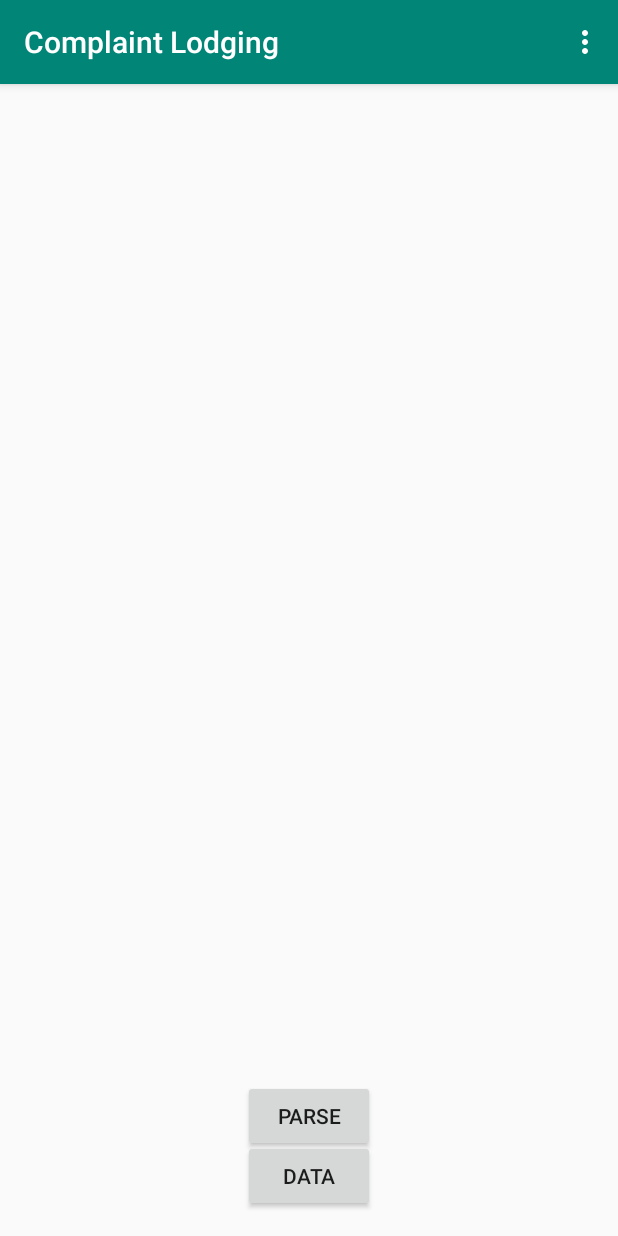
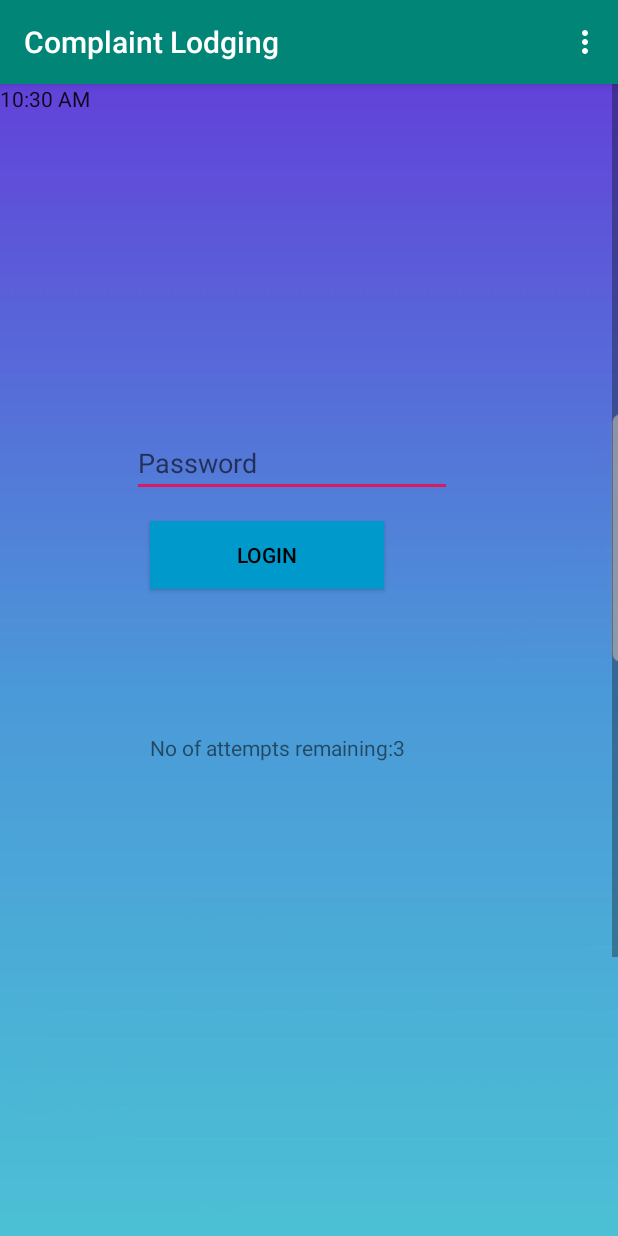
Before and after one commit to rahulnarang4u/IOCL, an Android app: the MainActivity2 screen opened directly, with no data from a screen before it, after a tap on "PARSE", on a phone screen of 412 x 824 dp. Run offline under Robolectric (Android 15) with nearby library versions, the phone set to English and light mode, and no system bars; 1 statement that could not run was skipped.

Commit message:
Complaint Lodging app made on Android Studio using java and other technologies like python flask for rest api creation and for database support sql alchemy

```diff
--- a/app/src/main/AndroidManifest.xml
+++ b/app/src/main/AndroidManifest.xml
@@ -25,6 +25,8 @@
                 <category android:name="android.intent.category.LAUNCHER" />
             </intent-filter>
         </activity>
+        <activity android:name=".admin"/>
+        <activity android:name=".parse"/>
     </application>
 
 </manifest>
--- a/app/src/main/java/com/shashank/upso_iocl/MainActivity2.java
+++ b/app/src/main/java/com/shashank/upso_iocl/MainActivity2.java
@@ -26,14 +26,20 @@ public class MainActivity2 extends AppCompatActivity {
         click = findViewById(R.id.button_parse);
         data = findViewById(R.id.text_view_result);
 
-        click.setOnClickListener(new View.OnClickListener() {
+       /* click.setOnClickListener(new View.OnClickListener() {
             @Override
             public void onClick(View view) {
                 com.shashank.upso_iocl.fetchData process = new com.shashank.upso_iocl.fetchData();
                 process.execute();
             }
-        });
+        });*/
 
+    }
+
+    public void mAdmin(View view)
+    {
+        Intent intent = new Intent(MainActivity2.this, admin.class);
+        startActivity(intent);
     }
 
     public void onButtonClick(View v) {
--- a/app/src/main/java/com/shashank/upso_iocl/SecondActivity.java
+++ b/app/src/main/java/com/shashank/upso_iocl/SecondActivity.java
@@ -120,7 +120,7 @@ public class SecondActivity extends AppCompatActivity {
          RequestQueue requestQueue;
 
         final String savedata= data;
-        String URL="http://192.168.1.11:5000/complaint";
+        String URL="http://192.168.43.236:5000/complaint";
 
         requestQueue = Volley.newRequestQueue(getApplicationContext());
         StringRequest stringRequest = new StringRequest(Request.Method.POST, URL, new Response.Listener<String>() {
--- /dev/null
+++ b/app/src/main/java/com/shashank/upso_iocl/admin.java
@@ -0,0 +1,144 @@
+package com.shashank.upso_iocl;
+
+
+import android.content.DialogInterface;
+import android.content.Intent;
+import android.support.v7.app.AlertDialog;
+import android.support.v7.app.AppCompatActivity;
+import android.os.Bundle;
+import android.util.Log;
+import java.util.Timer;
+import java.util.TimerTask;
+
+import android.view.Menu;
+import android.view.MenuInflater;
+import android.view.MenuItem;
+import android.view.View;
+import android.widget.Button;
+import android.widget.EditText;
+import android.widget.TextView;
+
+public class admin extends AppCompatActivity {
+
+    private TextView Info22;
+    private Button Login22;
+    private int counter22=3;
+    private Timer timer22;
+    Button click22;
+
+    @Override
+    protected void onCreate(Bundle savedInstanceState) {
+        super.onCreate(savedInstanceState);
+        setContentView(R.layout.admin);
+        click22 = findViewById(R.id.button22);
+
+        /*click22.setOnClickListener(new View.OnClickListener() {
+            @Override
+            public void onClick(View view) {
+                com.shashank.upso_iocl.fetchData process = new com.shashank.upso_iocl.fetchData();
+                process.execute();
+            }
+        });*/
+
+
+        final EditText Password22=findViewById(R.id.editText22);
+        Info22= findViewById(R.id.textView22);
+        Login22= findViewById(R.id.button22);
+        Info22.setText("No of attempts remaining:"+counter22);
+
+       Login22.setOnClickListener(new View.OnClickListener() {
+            @Override
+            public void onClick(View v) {
+                validate(Password22.getText().toString());
+            }
+
+        });
+    }
+
+    @Override
+    protected void onPause() {
+        super.onPause();
+
+        timer22 = new Timer();
+        Log.i("Main", "Invoking logout timer");
+        LogOutTimerTask logoutTimeTask = new LogOutTimerTask();
+        timer22.schedule(logoutTimeTask, 50); //auto logout in 5o milliseconds
+    }
+
+    @Override
+    protected void onResume() {
+        super.onResume();
+        if (timer22 != null) {
+            timer22.cancel();
+            Log.i("Main", "cancel timer");
+            timer22 = null;
+        }
+    }
+
+    private class LogOutTimerTask extends TimerTask {
+
+        @Override
+        public void run() {
+
+            //redirect user to login screen
+            Intent i = new Intent(admin.this, parse.class);
+            i.addFlags(Intent.FLAG_ACTIVITY_CLEAR_TOP);
+            startActivity(i);
+            finish();
+        }
+    }
+
+    private void validate ( String userPassword){
+        if(userPassword.equals("54321")){
+            Intent intent= new Intent(admin.this, parse.class);
+            startActivity(intent);
+        }else{
+            counter22--;
+
+            Info22.setText("No of attempts remaining: "+counter22);
+            if(counter22==0){
+                Login22.setEnabled(false);
+            }
+        }
+
+    }
+    @Override
+    public void onBackPressed() {
+    }
+
+    @Override
+    public boolean onCreateOptionsMenu(Menu menu) {
+        MenuInflater menuInflater=getMenuInflater();
+        menuInflater.inflate(R.menu.menu,menu);
+
+
+        return super.onCreateOptionsMenu(menu);
+    }
+
+    @Override
+    public boolean onOptionsItemSelected(MenuItem item) {
+        switch (item.getItemId()) {
+            case R.id.Logout:
+                AlertDialog.Builder builder = new AlertDialog.Builder(admin.this);
+
+                builder.setMessage("Are you sure you want to logout");
+                builder.setPositiveButton("Yes", new DialogInterface.OnClickListener() {
+                    @Override
+                    public void onClick(DialogInterface dialog, int which) {
+                        Intent intent = new Intent(admin.this, parse.class);
+                        startActivity(intent);
+                    }
+                });
+                builder.setNegativeButton("No", new DialogInterface.OnClickListener() {
+                    @Override
+                    public void onClick(DialogInterface dialog, int which) {
+
+                    }
+                });
+                builder.show();
+                break;
+        }
+
+        return super.onOptionsItemSelected(item);
+    }
+}
--- a/app/src/main/java/com/shashank/upso_iocl/fetchData.java
+++ b/app/src/main/java/com/shashank/upso_iocl/fetchData.java
@@ -28,7 +28,7 @@ public class fetchData extends AsyncTask<Void,Void,Void> {
 
         try {
 
-            URL url = new URL("http://192.168.1.11:5000/complaint");
+            URL url = new URL("http://192.168.43.236:5000/complaint");
             HttpURLConnection httpURLConnection = (HttpURLConnection) url.openConnection();
             InputStream inputStream = httpURLConnection.getInputStream();
             BufferedReader bufferedReader = new BufferedReader(new InputStreamReader(inputStream));
--- a/app/src/main/res/layout/activity_main2.xml
+++ b/app/src/main/res/layout/activity_main2.xml
@@ -19,6 +19,7 @@
         android:layout_height="wrap_content"
         android:layout_alignParentBottom="true"
         android:layout_centerHorizontal="true"
+        android:onClick="mAdmin"
         android:layout_marginBottom="40dp"
         android:text="@string/parse" />
 
--- /dev/null
+++ b/app/src/main/res/layout/admin.xml
@@ -0,0 +1,72 @@
+<?xml version="1.0" encoding="utf-8"?>
+<ScrollView xmlns:android="http://schemas.android.com/apk/res/android"
+    xmlns:tools="http://schemas.android.com/tools"
+    android:id="@+id/scrollView2"
+    android:layout_width="match_parent"
+    android:layout_height="wrap_content"
+    android:background="@drawable/background"
+    tools:context=".MainActivity">
+
+    <RelativeLayout
+        android:layout_width="match_parent"
+        android:layout_height="wrap_content">
+
+
+        <EditText
+            android:id="@+id/editText22"
+            android:layout_width="wrap_content"
+            android:layout_height="wrap_content"
+            android:layout_marginStart="88dp"
+            android:layout_marginLeft="8dp"
+            android:layout_marginTop="230dp"
+            android:layout_marginEnd="88dp"
+            android:layout_marginRight="8dp"
+            android:layout_marginBottom="8dp"
+            android:adjustViewBounds="true"
+            android:autofillHints=""
+            android:ems="10"
+            android:hint="@string/password1"
+            android:inputType="textPassword"
+            android:scaleType="fitStart"
+            tools:targetApi="o" />
+
+        <Button
+            android:id="@+id/button22"
+            android:layout_width="156dp"
+            android:layout_height="45dp"
+            android:layout_marginStart="100dp"
+            android:layout_marginLeft="8dp"
+            android:layout_marginTop="8dp"
+            android:layout_marginEnd="8dp"
+            android:layout_marginRight="8dp"
+            android:layout_marginBottom="8dp"
+            android:layout_below="@+id/editText22"
+            android:adjustViewBounds="true"
+            android:scaleType="fitStart"
+            android:text="@string/login"
+            android:background="@android:color/holo_blue_dark"
+            android:textColor="@android:color/black"
+            />
+
+        <TextView
+            android:id="@+id/textView22"
+            android:layout_width="200dp"
+            android:layout_height="31dp"
+            android:layout_below="@+id/button22"
+            android:layout_marginStart="100dp"
+            android:layout_marginLeft="8dp"
+            android:layout_marginTop="88dp"
+            android:layout_marginEnd="8dp"
+            android:layout_marginRight="8dp"
+            android:layout_marginBottom="550dp"
+            android:adjustViewBounds="true"
+            android:scaleType="fitStart"
+            android:text="@string/no_of_attempts_remaining1" />
+        <TextClock
+            android:id="@+id/textClock22"
+            android:layout_width="200dp"
+            android:layout_height="31dp"
+            />
+
+    </RelativeLayout>
+</ScrollView>
```
Also changed, not shown: app/src/main/java/com/shashank/upso_iocl/parse.java (added, +26 -0 lines), app/src/main/res/layout/parse.xml (added, +16 -0 lines).
